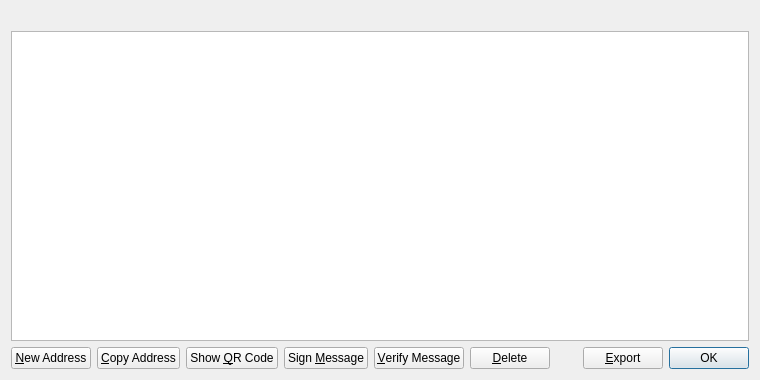
This is src/qt/forms/addressbookpage.ui in litebitcoins/litebitcoin as Qt 5 draws it before an edit. The edited form follows.
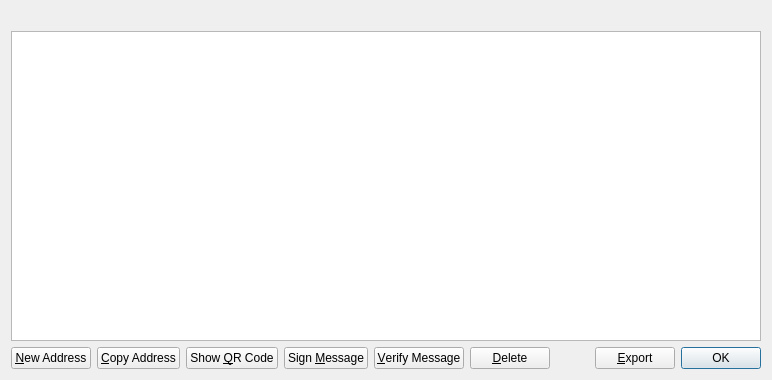
This is the edited form. Icons and pictures are not drawn.

Patch:
```diff
--- a/src/qt/forms/addressbookpage.ui
+++ b/src/qt/forms/addressbookpage.ui
@@ -6,7 +6,7 @@
    <rect>
     <x>0</x>
     <y>0</y>
-    <width>760</width>
+    <width>772</width>
     <height>380</height>
    </rect>
   </property>
@@ -16,6 +16,163 @@
   <layout class="QVBoxLayout" name="verticalLayout">
    <item>
     <widget class="QLabel" name="labelExplanation">
+     <property name="palette">
+      <palette>
+       <active>
+        <colorrole role="WindowText">
+         <brush brushstyle="SolidPattern">
+          <color alpha="255">
+           <red>255</red>
+           <green>255</green>
+           <blue>255</blue>
+          </color>
+         </brush>
+        </colorrole>
+        <colorrole role="Button">
+         <brush brushstyle="LinearGradientPattern">
+          <gradient startx="0.500000000000000" starty="0.000000000000000" endx="0.500000000000000" endy="1.000000000000000" type="LinearGradient" spread="PadSpread" coordinatemode="ObjectBoundingMode">
+           <gradientstop position="0.500000000000000">
+            <color alpha="102">
+             <red>0</red>
+             <green>0</green>
+             <blue>0</blue>
+            </color>
+           </gradientstop>
+          </gradient>
+         </brush>
+        </colorrole>
+        <colorrole role="Base">
+         <brush brushstyle="LinearGradientPattern">
+          <gradient startx="0.500000000000000" starty="0.000000000000000" endx="0.500000000000000" endy="1.000000000000000" type="LinearGradient" spread="PadSpread" coordinatemode="ObjectBoundingMode">
+           <gradientstop position="0.500000000000000">
+            <color alpha="102">
+             <red>0</red>
+             <green>0</green>
+             <blue>0</blue>
+            </color>
+           </gradientstop>
+          </gradient>
+         </brush>
+        </colorrole>
+        <colorrole role="Window">
+         <brush brushstyle="LinearGradientPattern">
+          <gradient startx="0.500000000000000" starty="0.000000000000000" endx="0.500000000000000" endy="1.000000000000000" type="LinearGradient" spread="PadSpread" coordinatemode="ObjectBoundingMode">
+           <gradientstop position="0.500000000000000">
+            <color alpha="102">
+             <red>0</red>
+             <green>0</green>
+             <blue>0</blue>
+            </color>
+           </gradientstop>
+          </gradient>
+         </brush>
+        </colorrole>
+       </active>
+       <inactive>
+        <colorrole role="WindowText">
+         <brush brushstyle="SolidPattern">
+          <color alpha="255">
+           <red>255</red>
+           <green>255</green>
+           <blue>255</blue>
+          </color>
+         </brush>
+        </colorrole>
+        <colorrole role="Button">
+         <brush brushstyle="LinearGradientPattern">
+          <gradient startx="0.500000000000000" starty="0.000000000000000" endx="0.500000000000000" endy="1.000000000000000" type="LinearGradient" spread="PadSpread" coordinatemode="ObjectBoundingMode">
+           <gradientstop position="0.500000000000000">
+            <color alpha="102">
+             <red>0</red>
+             <green>0</green>
+             <blue>0</blue>
+            </color>
+           </gradientstop>
+          </gradient>
+         </brush>
+        </colorrole>
+        <colorrole role="Base">
+         <brush brushstyle="LinearGradientPattern">
+          <gradient startx="0.500000000000000" starty="0.000000000000000" endx="0.500000000000000" endy="1.000000000000000" type="LinearGradient" spread="PadSpread" coordinatemode="ObjectBoundingMode">
+           <gradientstop position="0.500000000000000">
+            <color alpha="102">
+             <red>0</red>
+             <green>0</green>
+             <blue>0</blue>
+            </color>
+           </gradientstop>
+          </gradient>
+         </brush>
+        </colorrole>
+        <colorrole role="Window">
+         <brush brushstyle="LinearGradientPattern">
+          <gradient startx="0.500000000000000" starty="0.000000000000000" endx="0.500000000000000" endy="1.000000000000000" type="LinearGradient" spread="PadSpread" coordinatemode="ObjectBoundingMode">
+           <gradientstop position="0.500000000000000">
+            <color alpha="102">
+             <red>0</red>
+             <green>0</green>
+             <blue>0</blue>
+            </color>
+           </gradientstop>
+          </gradient>
+         </brush>
+        </colorrole>
+       </inactive>
+       <disabled>
+        <colorrole role="WindowText">
+         <brush brushstyle="SolidPattern">
+          <color alpha="255">
+           <red>120</red>
+           <green>120</green>
+           <blue>120</blue>
+          </color>
+         </brush>
+        </colorrole>
+        <colorrole role="Button">
+         <brush brushstyle="LinearGradientPattern">
+          <gradient startx="0.500000000000000" starty="0.000000000000000" endx="0.500000000000000" endy="1.000000000000000" type="LinearGradient" spread="PadSpread" coordinatemode="ObjectBoundingMode">
+           <gradientstop position="0.500000000000000">
+            <color alpha="102">
+             <red>0</red>
+             <green>0</green>
+             <blue>0</blue>
+            </color>
+           </gradientstop>
+          </gradient>
+         </brush>
+        </colorrole>
+        <colorrole role="Base">
+         <brush brushstyle="LinearGradientPattern">
+          <gradient startx="0.500000000000000" starty="0.000000000000000" endx="0.500000000000000" endy="1.000000000000000" type="LinearGradient" spread="PadSpread" coordinatemode="ObjectBoundingMode">
+           <gradientstop position="0.500000000000000">
+            <color alpha="102">
+             <red>0</red>
+             <green>0</green>
+             <blue>0</blue>
+            </color>
+           </gradientstop>
+          </gradient>
+         </brush>
+        </colorrole>
+        <colorrole role="Window">
+         <brush brushstyle="LinearGradientPattern">
+          <gradient startx="0.500000000000000" starty="0.000000000000000" endx="0.500000000000000" endy="1.000000000000000" type="LinearGradient" spread="PadSpread" coordinatemode="ObjectBoundingMode">
+           <gradientstop position="0.500000000000000">
+            <color alpha="102">
+             <red>0</red>
+             <green>0</green>
+             <blue>0</blue>
+            </color>
+           </gradientstop>
+          </gradient>
+         </brush>
+        </colorrole>
+       </disabled>
+      </palette>
+     </property>
+     <property name="styleSheet">
+      <string notr="true"/>
+     </property>
      <property name="textFormat">
       <enum>Qt::PlainText</enum>
      </property>
```
